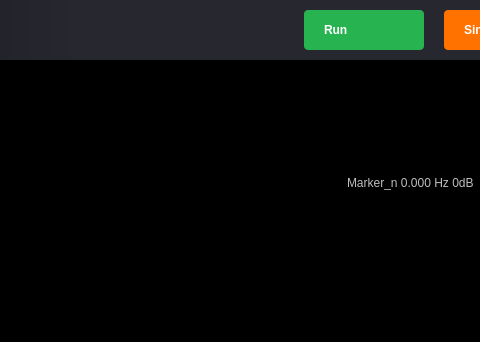
This is ui/spectrum_analyzer.ui in analogdevicesinc/scopy as Qt 5 draws it before an edit; both pictures show x 0 to 480 and y 0 to 342 of the 800 by 553 pixel window. The edited form follows.
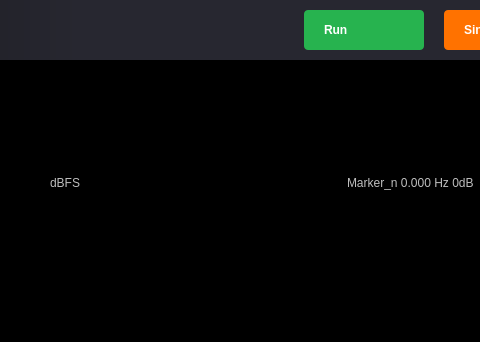
This is the edited form. Icons and pictures are not drawn. Custom widgets are drawn as their Qt base class.

Commit message:
SpectrumAnalyzer: Display the unit of the vertical scale only once
Displaying the unit next to each value on the vertical axis is not
very useful and it occupies valuable space.

Diff of the .ui file:
```diff
--- a/ui/spectrum_analyzer.ui
+++ b/ui/spectrum_analyzer.ui
@@ -408,6 +408,13 @@
              <property name="spacing">
               <number>0</number>
              </property>
+             <item>
+              <widget class="QLabel" name="lblMagUnit">
+               <property name="text">
+                <string>dBFS</string>
+               </property>
+              </widget>
+             </item>
              <item>
               <spacer name="horizontalSpacer_12">
                <property name="orientation">
```
The commit also changes 2 other files.
